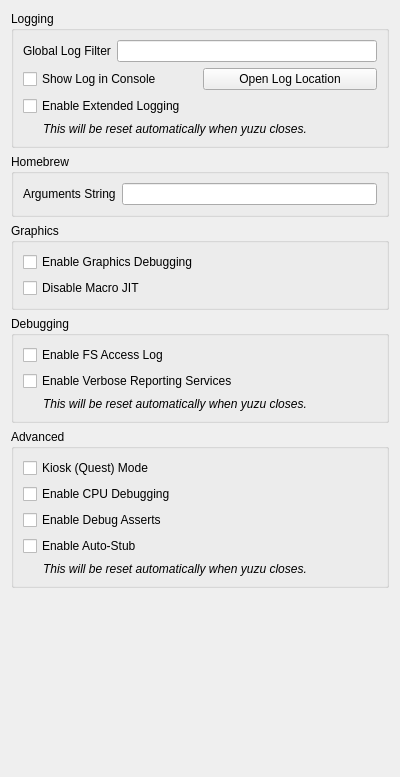
The window that src/yuzu/configuration/configure_debug.ui (QuantumGhost/yuzu) describes before a commit, drawn with Qt 5.
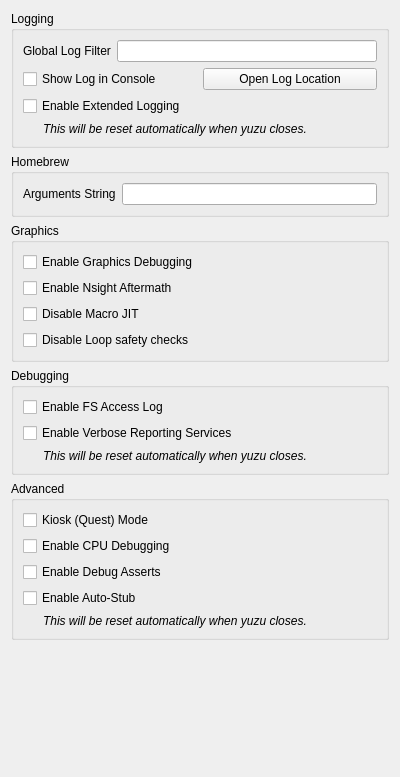
The same window after the commit.

The edit to the form file:
```diff
--- a/src/yuzu/configuration/configure_debug.ui
+++ b/src/yuzu/configuration/configure_debug.ui
@@ -125,6 +125,16 @@
         </property>
        </widget>
       </item>
+      <item>
+       <widget class="QCheckBox" name="enable_nsight_aftermath">
+        <property name="toolTip">
+         <string>When checked, it enables Nsight Aftermath crash dumps</string>
+        </property>
+        <property name="text">
+         <string>Enable Nsight Aftermath</string>
+        </property>
+       </widget>
+      </item>
       <item>
        <widget class="QCheckBox" name="disable_macro_jit">
         <property name="enabled">
@@ -138,6 +148,16 @@
         </property>
        </widget>
       </item>
+      <item>
+       <widget class="QCheckBox" name="disable_loop_safety_checks">
+        <property name="toolTip">
+         <string>When checked, it executes shaders without loop logic changes</string>
+        </property>
+        <property name="text">
+         <string>Disable Loop safety checks</string>
+        </property>
+       </widget>
+      </item>
      </layout>
     </widget>
    </item>
```
Left out of the diff: 6 changed lines with no effect on the pictures.
